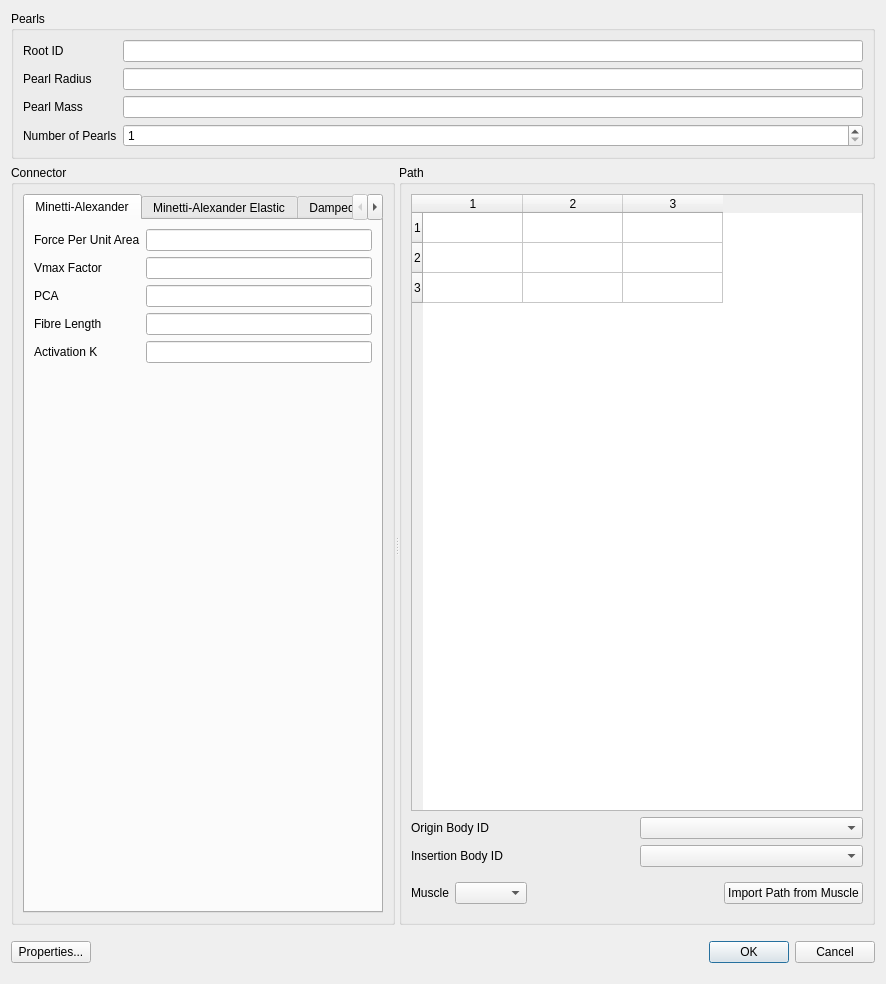
The window that GaitSymQt/DialogStringOfPearlsBuilder.ui (wol101/GaitSym5) describes before a commit, drawn with Qt 5.
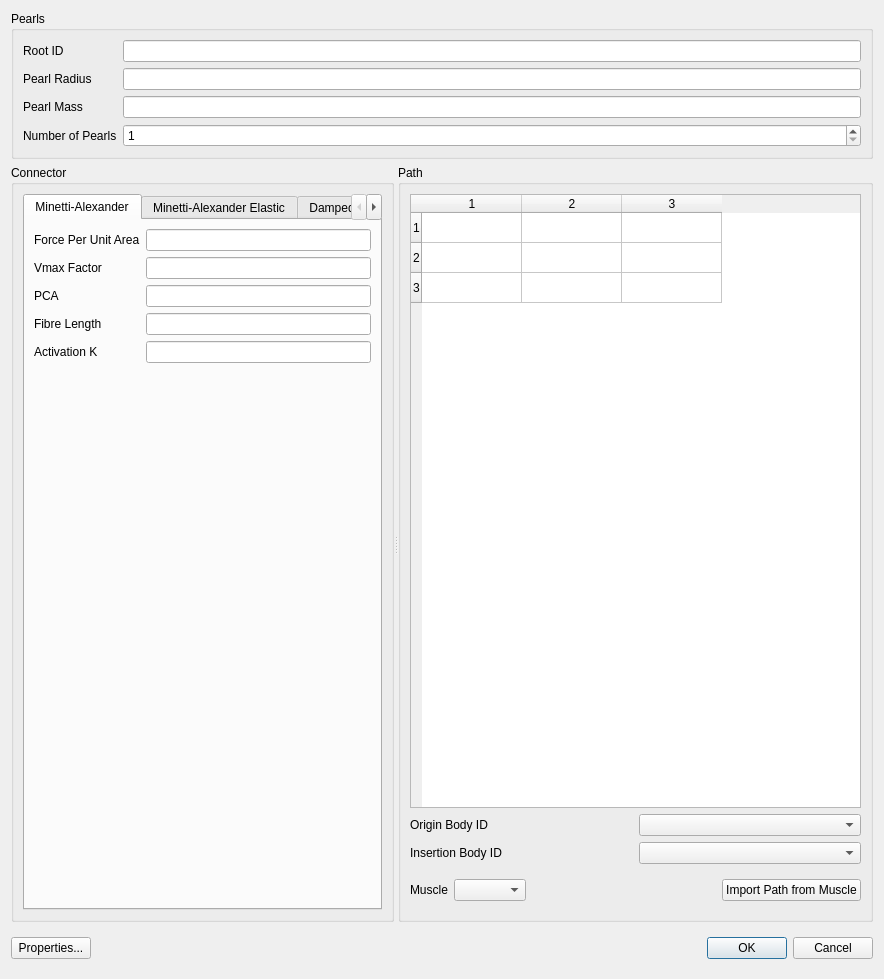
The same window after the commit. Custom widgets are drawn as their Qt base class.

The edit to the form file:
```diff
--- a/GaitSymQt/DialogStringOfPearlsBuilder.ui
+++ b/GaitSymQt/DialogStringOfPearlsBuilder.ui
@@ -6,8 +6,8 @@
    <rect>
     <x>0</x>
     <y>0</y>
-    <width>886</width>
-    <height>984</height>
+    <width>884</width>
+    <height>979</height>
    </rect>
   </property>
   <property name="windowTitle">
```
